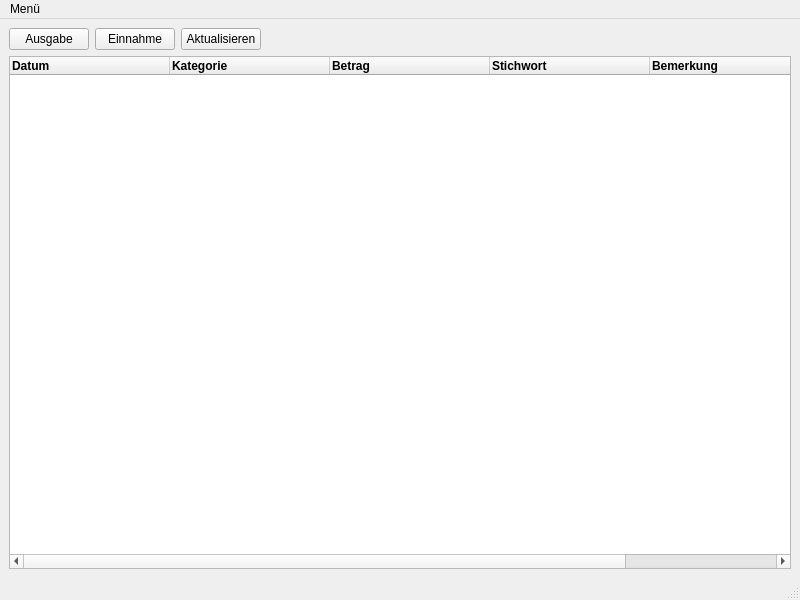
Before: the Qt Designer form ui/mainwindow.ui in FabianGuillemin/expenseManager, drawn with Qt 5.
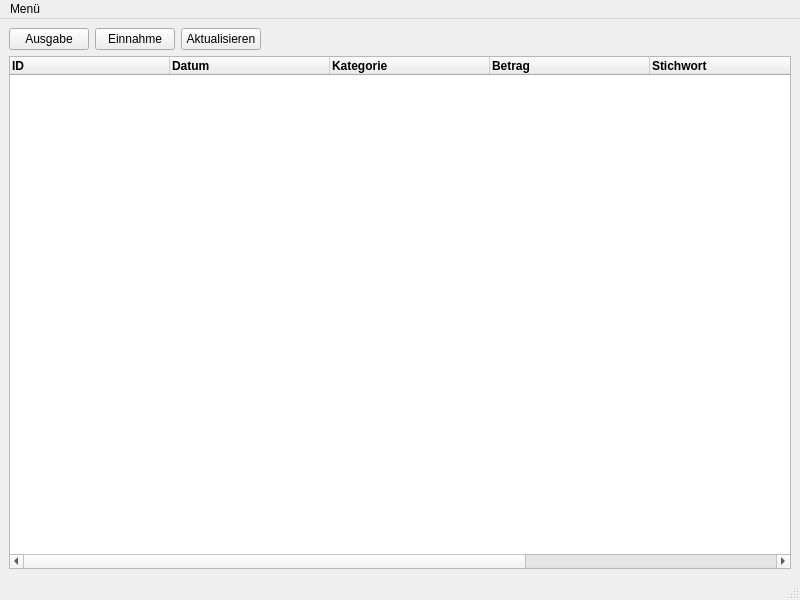
After: the same form once the commit is applied.

The edit to the form file:
```diff
--- a/ui/mainwindow.ui
+++ b/ui/mainwindow.ui
@@ -91,6 +91,20 @@
       <attribute name="verticalHeaderDefaultSectionSize">
        <number>40</number>
       </attribute>
+      <column>
+       <property name="text">
+        <string>ID</string>
+       </property>
+       <property name="font">
+        <font>
+         <weight>75</weight>
+         <bold>true</bold>
+        </font>
+       </property>
+       <property name="textAlignment">
+        <set>AlignLeading|AlignVCenter</set>
+       </property>
+      </column>
       <column>
        <property name="text">
         <string>Datum</string>
```
